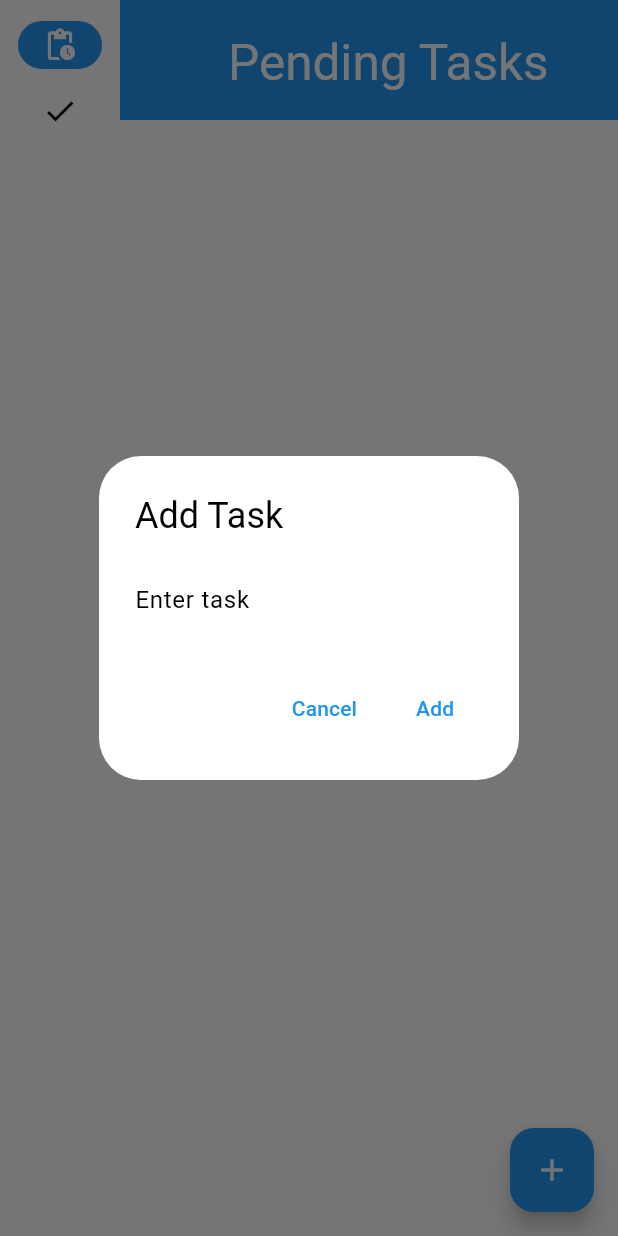
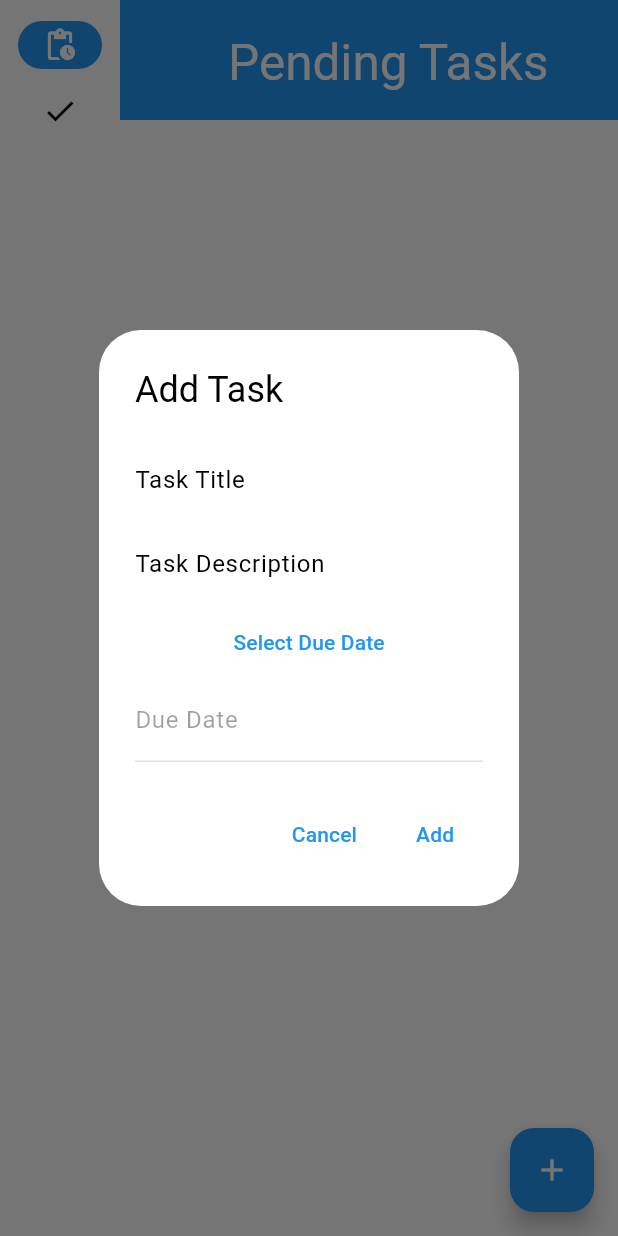
Before and after one commit to carlo8pastor/FlutterMiniChallenge2, a Flutter app: the screen it shows after launch, after a tap on the "add" icon, on a phone screen of 412 x 824 dp. Run offline on Flutter 3.47's test engine with Material 2 defaults, Android fonts, the light colour scheme and no system bars.

Commit message:
Complete app w/o mobile optimisation or flex

```diff
--- a/lib/main.dart
+++ b/lib/main.dart
@@ -1,5 +1,6 @@
 import 'package:flutter/material.dart';
 import 'package:provider/provider.dart';
+import 'package:intl/intl.dart';
 
 void main() {
   runApp(const MyApp());
@@ -14,7 +15,7 @@ class MyApp extends StatelessWidget {
       create: (context) => MyAppState(),
       child: MaterialApp(
         title: 'Flutter Demo',
-        theme: ThemeData(
+        theme: ThemeData.from(
           colorScheme: ColorScheme.fromSwatch(
             primarySwatch: Colors.blue,
             backgroundColor: Colors.white,
@@ -36,22 +37,28 @@ class Task {
 
 class MyAppState extends ChangeNotifier {
   int selectedIndex = 0;
-  List<Task> pendingTasks = [];
-  List<Task> completedTasks = [];
+  final List<Task> pendingTasks = [];
+  final List<Task> completedTasks = [];
 
   void selectPage(int index) {
     selectedIndex = index;
     notifyListeners();
   }
 
-  void addTask(String title) {
-    pendingTasks.add(Task(title, false));
+  void addTask(Task task) {
+    pendingTasks.add(task);
     notifyListeners();
   }
 
   void completeTask(int index) {
-    completedTasks.add(pendingTasks[index]);
-    pendingTasks.removeAt(index);
+    completedTasks.add(pendingTasks.removeAt(index));
+    notifyListeners();
+  }
+
+  void markTaskIncomplete(int index) {
+    Task task = completedTasks.removeAt(index);
+    task.completed = false;
+    pendingTasks.add(task);
     notifyListeners();
   }
 }
@@ -64,20 +71,24 @@ class MyHomePage extends StatefulWidget {
 }
 
 class _MyHomePageState extends State<MyHomePage> {
+  final TextEditingController dueDateController = TextEditingController();
+
   @override
   Widget build(BuildContext context) {
     final appState = context.watch<MyAppState>();
 
     Widget page;
     String appBarText;
+    bool showAddButton = false;
 
     switch (appState.selectedIndex) {
       case 0:
-        page = const PendingTasks();
+        page = const TaskList(isPending: true);
         appBarText = 'Pending Tasks';
+        showAddButton = true;
         break;
       case 1:
-        page = const CompletedPage();
+        page = const TaskList(isPending: false);
         appBarText = 'Completed Tasks';
         break;
       default:
@@ -114,7 +125,7 @@ class _MyHomePageState extends State<MyHomePage> {
                   flexibleSpace: FlexibleSpaceBar(
                     title: Text(
                       appBarText,
-                      style: TextStyle(
+                      style: const TextStyle(
                         color: Colors.white,
                       ),
                     ),
@@ -128,40 +139,82 @@ class _MyHomePageState extends State<MyHomePage> {
           ),
         ],
       ),
-      floatingActionButton: FloatingActionButton(
+      floatingActionButton: showAddButton
+          ? FloatingActionButton(
               onPressed: () {
                 _showAddTaskDialog(context, appState);
               },
               child: const Icon(Icons.add),
-      ),
+            )
+          : null,
     );
   }
 
   Future<void> _showAddTaskDialog(BuildContext context, MyAppState appState) async {
-    final TextEditingController taskController = TextEditingController();
+    final TextEditingController titleController = TextEditingController();
+    final TextEditingController descriptionController = TextEditingController();
+    DateTime? selectedDate;
 
     await showDialog(
       context: context,
       builder: (BuildContext context) {
         return AlertDialog(
           title: Text('Add Task'),
-          content: TextField(
-            controller: taskController,
-            decoration: InputDecoration(hintText: 'Enter task'),
+          content: Column(
+            mainAxisSize: MainAxisSize.min,
+            children: <Widget>[
+              TextField(
+                controller: titleController,
+                decoration: const InputDecoration(labelText: 'Task Title'),
+              ),
+              TextField(
+                controller: descriptionController,
+                decoration: const InputDecoration(labelText: 'Task Description'),
+              ),
+              TextButton(
+                onPressed: () async {
+                  final pickedDate = await showDatePicker(
+                    context: context,
+                    initialDate: DateTime.now(),
+                    firstDate: DateTime.now(),
+                    lastDate: DateTime(2101),
+                  );
+
+                  if (pickedDate != null) {
+                    setState(() {
+                      selectedDate = pickedDate;
+                      dueDateController.text = DateFormat('yyyy-MM-dd').format(selectedDate!);
+                    });
+                  }
+                },
+                child: Text(selectedDate != null
+                    ? DateFormat('yyyy-MM-dd').format(selectedDate!)
+                    : 'Select Due Date'),
+              ),
+              TextField(
+                controller: dueDateController,
+                enabled: false,
+                decoration: const InputDecoration(labelText: 'Due Date'),
+              ),
+            ],
           ),
           actions: <Widget>[
             TextButton(
-              child: Text('Cancel'),
+              child: const Text('Cancel'),
               onPressed: () {
                 Navigator.of(context).pop();
               },
             ),
             TextButton(
-              child: Text('Add'),
+              child: const Text('Add'),
               onPressed: () {
-                String taskTitle = taskController.text.trim();
+                String taskTitle = titleController.text.trim();
+                String taskDescription = descriptionController.text.trim();
+                String taskDueDate = dueDateController.text.trim();
+
                 if (taskTitle.isNotEmpty) {
-                  appState.addTask(taskTitle);
+                  Task task = Task('$taskTitle\n$taskDescription\nDue: $taskDueDate', false);
+                  appState.addTask(task);
                 }
                 Navigator.of(context).pop();
               },
@@ -173,22 +226,62 @@ class _MyHomePageState extends State<MyHomePage> {
   }
 }
 
-class PendingTasks extends StatelessWidget {
-  const PendingTasks({Key? key});
+class TaskList extends StatelessWidget {
+  const TaskList({Key? key, required this.isPending}) : super(key: key);
+
+  final bool isPending;
 
   @override
   Widget build(BuildContext context) {
     final appState = context.watch<MyAppState>();
+    final tasks = isPending ? appState.pendingTasks : appState.completedTasks;
 
     return ListView.builder(
-      itemCount: appState.pendingTasks.length,
+      itemCount: tasks.length,
       itemBuilder: (context, index) {
+        final task = tasks[index];
+        final titleStyle = const TextStyle(
+          fontSize: 18.0,
+          fontWeight: FontWeight.bold,
+        );
+        final descriptionStyle = const TextStyle(
+          fontSize: 14.0,
+          color: Colors.grey,
+        );
+        final dueDateStyle = const TextStyle(
+          fontSize: 14.0,
+          color: Colors.grey,
+        );
+
         return ListTile(
-          title: Text(appState.pendingTasks[index].title),
-          leading: Checkbox(
-            value: appState.pendingTasks[index].completed,
+          title: Text(
+            task.title.split('\n')[0],
+            style: titleStyle,
+          ),
+          subtitle: Column(
+            crossAxisAlignment: CrossAxisAlignment.start,
+            children: [
+              Text(
+                task.title.split('\n')[1],
+                style: descriptionStyle,
+              ),
+              Text(
+                task.title.split('\n')[2],
+                style: dueDateStyle,
+              ),
+            ],
+          ),
+          leading: isPending
+              ? Checkbox(
+                  value: task.completed,
                   onChanged: (value) {
                     appState.completeTask(index);
+                  },
+                )
+              : IconButton(
+                  icon: const Icon(Icons.close),
+                  onPressed: () {
+                    appState.markTaskIncomplete(index);
                   },
                 ),
         );
@@ -196,22 +289,3 @@ class PendingTasks extends StatelessWidget {
     );
   }
 }
-
-class CompletedPage extends StatelessWidget {
-  const CompletedPage({Key? key});
-
-  @override
-  Widget build(BuildContext context) {
-    final appState = context.watch<MyAppState>();
-
-    return ListView.builder(
-      itemCount: appState.completedTasks.length,
-      itemBuilder: (context, index) {
-        return ListTile(
-          title: Text(appState.completedTasks[index].title),
-          leading: Icon(Icons.check),
-        );
-      },
-    );
-  }
-}
--- a/pubspec.yaml
+++ b/pubspec.yaml
@@ -36,6 +36,7 @@ dependencies:
   # Use with the CupertinoIcons class for iOS style icons.
   cupertino_icons: ^1.0.2
   provider: ^6.0.5
+  intl: ^0.18.1
 
 dev_dependencies:
   flutter_test:
```
Also changed, not shown: pubspec.lock. Lines whose indentation alone changed are shown as unchanged.
